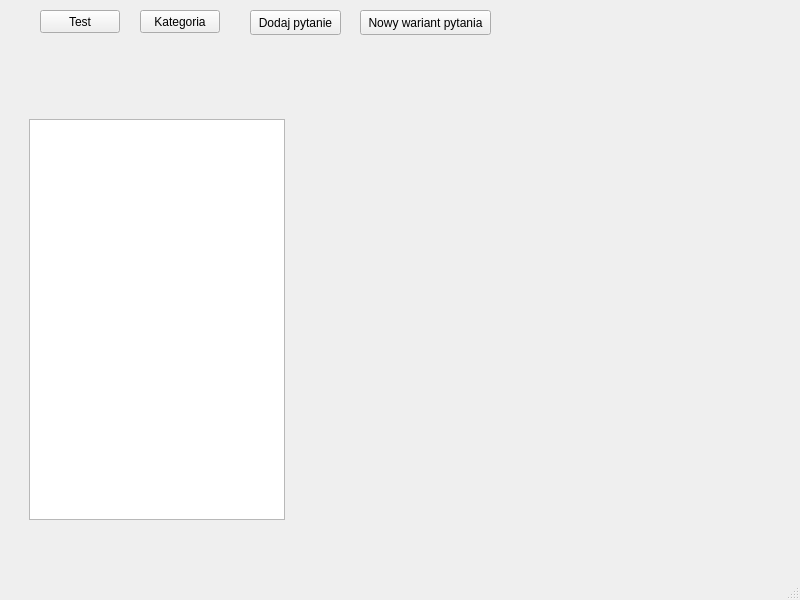
Charlie789/Quiz, file mainwindow.ui: the form before one commit.
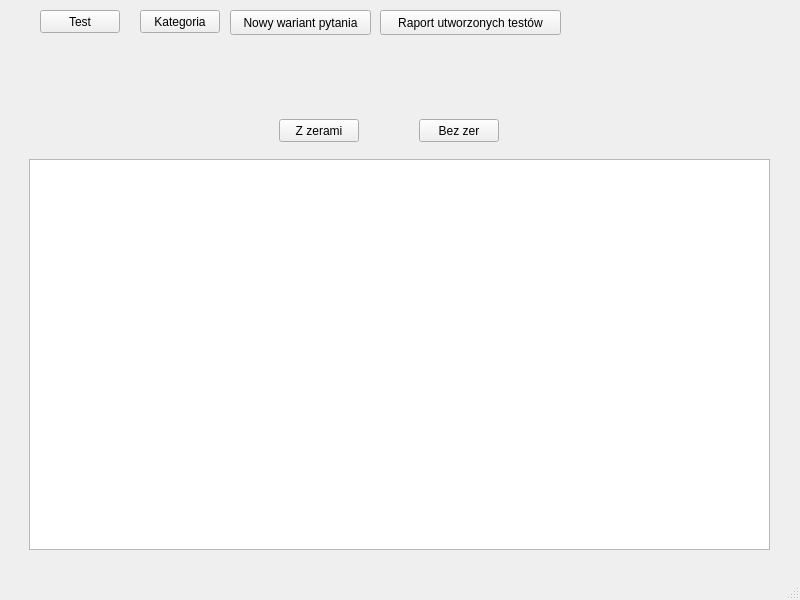
The form after the commit. The open tabs and pages were chosen to show the change.

Commit message: Dodanie raportu z liczbą utworzonych testów przez konretne osoby

```diff
--- a/mainwindow.ui
+++ b/mainwindow.ui
@@ -204,15 +204,47 @@
       </property>
      </widget>
     </widget>
-    <widget class="QWidget" name="add_question_page">
-     <widget class="QListView" name="listView">
+    <widget class="QWidget" name="raport_questions_page">
+     <widget class="QTableView" name="created_tests_raports_list_view">
       <property name="geometry">
        <rect>
         <x>20</x>
+        <y>70</y>
+        <width>741</width>
+        <height>391</height>
+       </rect>
+      </property>
+      <property name="editTriggers">
+       <set>QAbstractItemView::NoEditTriggers</set>
+      </property>
+      <property name="selectionMode">
+       <enum>QAbstractItemView::SingleSelection</enum>
+      </property>
+     </widget>
+     <widget class="QPushButton" name="with_zeros_push_button">
+      <property name="geometry">
+       <rect>
+        <x>270</x>
         <y>30</y>
-        <width>256</width>
-        <height>401</height>
+        <width>80</width>
+        <height>23</height>
        </rect>
+      </property>
+      <property name="text">
+       <string>Z zerami</string>
+      </property>
+     </widget>
+     <widget class="QPushButton" name="without_zeros_push_button">
+      <property name="geometry">
+       <rect>
+        <x>410</x>
+        <y>30</y>
+        <width>80</width>
+        <height>23</height>
+       </rect>
+      </property>
+      <property name="text">
+       <string>Bez zer</string>
       </property>
      </widget>
     </widget>
@@ -248,9 +280,9 @@
    <widget class="QPushButton" name="question_variant_push_button">
     <property name="geometry">
      <rect>
-      <x>360</x>
+      <x>230</x>
       <y>10</y>
-      <width>131</width>
+      <width>141</width>
       <height>25</height>
      </rect>
     </property>
@@ -261,14 +293,14 @@
    <widget class="QPushButton" name="add_question_push_button">
     <property name="geometry">
      <rect>
-      <x>250</x>
+      <x>380</x>
       <y>10</y>
-      <width>91</width>
+      <width>181</width>
       <height>25</height>
      </rect>
     </property>
     <property name="text">
-     <string>Dodaj pytanie</string>
+     <string>Raport utworzonych testów</string>
     </property>
    </widget>
   </widget>
```
Left out of the diff: 2 changed lines with no effect on the pictures. The commit also changes 8 other files.
